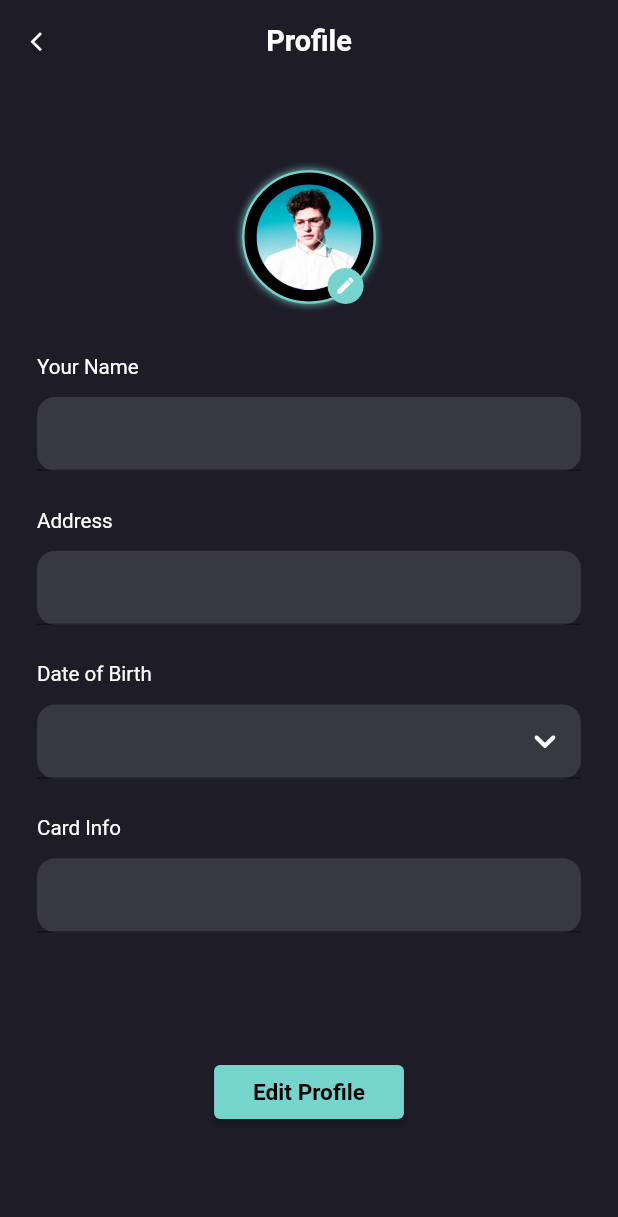
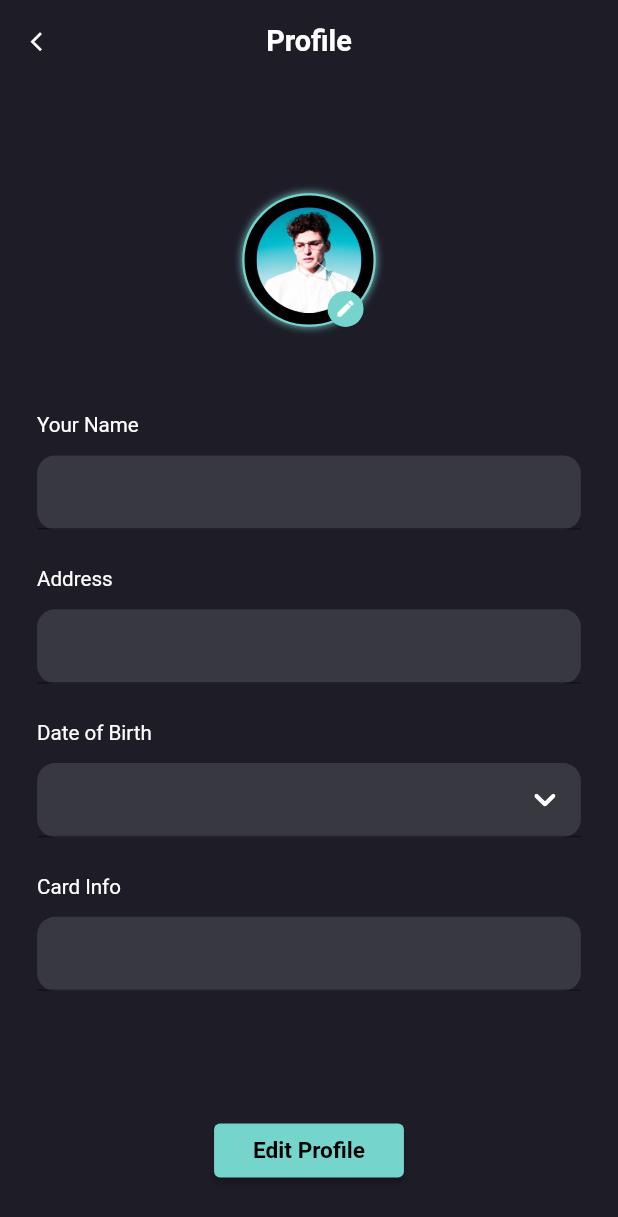
Before and after one commit to DarshLakhani23/Tera-Electric_Car_UI, a Flutter app: the Profile screen opened by its route, on a phone screen of 412 x 824 dp. Shown: the top 1217 px of the screen. Run offline on Flutter 3.47's test engine with Material 2 defaults, Android fonts, the phone set to English and light mode, and no system bars; our stand-ins replace flutter_svg, get, sizer; project files that could hold a hidden picture were left out.

Commit message:
#UI improvement

```diff
--- a/lib/screens/profile_screen.dart
+++ b/lib/screens/profile_screen.dart
@@ -33,14 +33,11 @@ class _ProfileState extends State<Profile> {
         title: AppString.profile,
       ),
       body: SafeArea(
-        child: SingleChildScrollView(
         child: Padding(
           padding: EdgeInsets.symmetric(vertical: 2.h, horizontal: 6.w),
           child: Column(
             children: [
-                SizedBox(
-                  height: 4.h,
-                ),
+              Spacer(),
               SizedBox(
                 height: 13.h,
                 child: Stack(
@@ -85,9 +82,7 @@ class _ProfileState extends State<Profile> {
                   ],
                 ),
               ),
-                SizedBox(
-                  height: 3.h,
-                ),
+              Spacer(),
               Form(
                 key: formKey,
                 child: Column(
@@ -156,8 +151,8 @@ class _ProfileState extends State<Profile> {
                   // }
                 },
                 style: ButtonStyle(
-                      backgroundColor: MaterialStateProperty.all<Color>(
-                          AppColors.textcolor)),
+                    backgroundColor:
+                        MaterialStateProperty.all<Color>(AppColors.textcolor)),
                 child: Padding(
                   padding: const EdgeInsets.symmetric(horizontal: 10),
                   child: Text(
@@ -169,8 +164,10 @@ class _ProfileState extends State<Profile> {
                   ),
                 ),
               ),
+              SizedBox(
+                height: 2.h,
+              )
             ],
-            ),
           ),
         ),
       ),
```
Lines whose indentation alone changed are shown as unchanged.
